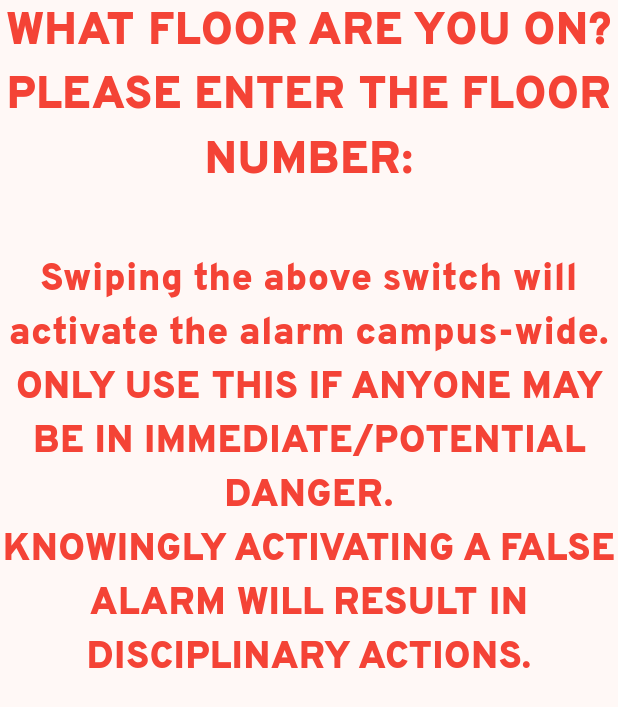
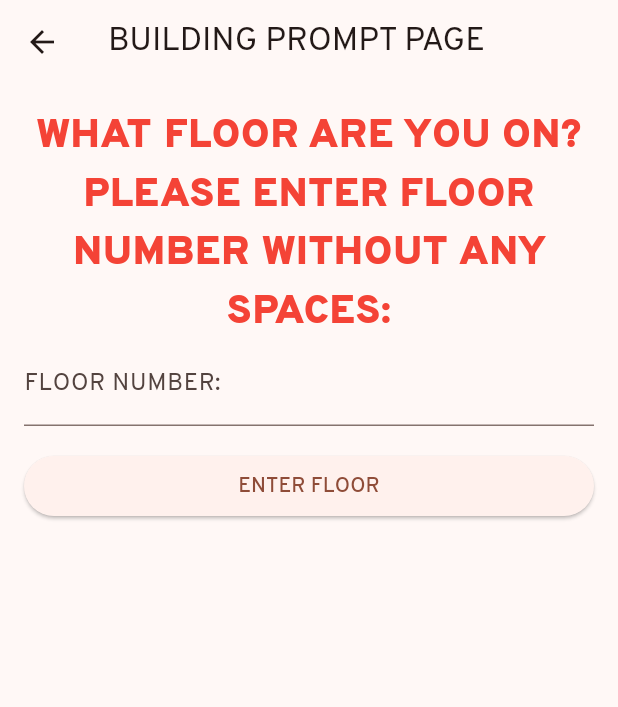
Before and after one commit to Timmmuuuuur/CampusAlert, a Flutter app: the FloorPromptPage screen opened directly, on a phone screen of 412 x 824 dp. Shown: the top 707 px of the screen. Run offline on Flutter 3.47's test engine with Material 2 defaults, Android fonts, the phone set to English and light mode, and no system bars; our stand-ins replace firebase_core, firebase_messaging, jwt_decoder, rxdart, shared_preferences; accounts and stored records are empty; project files that could hold a hidden picture were left out.

Commit message:
trying to commit only some files

```diff
--- a/mobile/campusalert/lib/floor_prompt_page.dart
+++ b/mobile/campusalert/lib/floor_prompt_page.dart
@@ -1,75 +1,149 @@
+
 import 'package:flutter/material.dart';
 import 'package:provider/provider.dart';
+import 'package:campusalert/emergency_alert_page.dart';
 
 import 'main.dart';
 import 'drag_activation.dart';
 
-class FloorPromptPage extends StatelessWidget {
-
-
-  const FloorPromptPage({
-    super.key,
-  });
-
-  // void _submitForm() {
-  //   if (_formKey.currentState!.validate()) {
-  //     setState(() {
-  //       _enteredText = _textEditingController.text;
-  //     });
-  //   }
-  // }
-  // final String _enteredText = '';
-  // final _formKey = GlobalKey<FormState>();
+class FloorPromptPage extends StatefulWidget {
+  @override
+  _FloorPromptPageState createState() => _FloorPromptPageState();
+}
+class _FloorPromptPageState extends State<FloorPromptPage> {
+  String? _buildingName;
+  // String? _password;
+  // String? _errorMessage;
 
   @override
   Widget build(BuildContext context) {
     var appState = context.watch<AppState>();
 
-    return Column(
+    return Scaffold(
+      appBar: AppBar(
+        title: Text('BUILDING PROMPT PAGE'),
+      ),
+      body: Padding(
+        padding: EdgeInsets.all(16.0),
+        child: Column(
+          crossAxisAlignment: CrossAxisAlignment.stretch,
           children: [
-        Text('WHAT FLOOR ARE YOU ON? PLEASE ENTER THE FLOOR NUMBER:',
+            Text('WHAT FLOOR ARE YOU ON? PLEASE ENTER FLOOR NUMBER WITHOUT ANY SPACES:',
                 textAlign: TextAlign.center,
                 style: TextStyle(
-              fontSize: 30,
+                  fontSize: 27,
                   color: Colors.red,
                   fontWeight: FontWeight.w900,
                 )),
-        // TextFormField(
-        //   decoration: InputDecoration(
-        //     labelText: 'BUILDING NAME WITHOUT SPACES',
-        //   ),
-        //   // onSaved: (String? value) {
-        //   //   // This optional block of code can be used to run
-        //   //   // code when the user saves the form.
-        //   // },
-        //   validator: (String? value) {
-        //     return (value != null && value.contains('@')) ? 'Do not use the @ char.' : null;
-        //   },
-        // ),
-        // SizedBox(height: 16.0),
-        // ElevatedButton(
-        //   onPressed: _submitForm,
-        //   child: Text('Submit'),
-        // ),
-        // SizedBox(height: 16.0),
-        // Text('Entered Text: $_enteredText'),
-      // ),
-        Text(appState.appContext.fcmToken ?? "[No token]"),
-        Text(appState.lastMessage),
-        // DragActivationComponent(
-        //   onActivate: () {
-        //     print("Swipping done!");
-        //   },
-        // ),
-        Text(
-            'Swiping the above switch will activate the alarm campus-wide.\nONLY USE THIS IF ANYONE MAY BE IN IMMEDIATE/POTENTIAL DANGER.\nKNOWINGLY ACTIVATING A FALSE ALARM WILL RESULT IN DISCIPLINARY ACTIONS.',
-            textAlign: TextAlign.center,
-            style: TextStyle(
-                fontSize: 25, color: Colors.red, fontWeight: FontWeight.w900))
+            TextField(
+              onChanged: (value) {
+                setState(() {
+                  _buildingName = value;
+                });
+              },
+              decoration: InputDecoration(
+                labelText: 'FLOOR NUMBER:',
+              ),
+            ),
+            SizedBox(height: 16.0),
+            ElevatedButton(
+              onPressed: () {
+
+                Navigator.pushReplacementNamed(context, '/main_app');
+              },
+              child: Text('ENTER FLOOR'),
+            ),
           ],
+        ),
+      ),
     );
   }
+
 }
+
+// class FloorPromptPage extends StatelessWidget {
+
+
+//   const FloorPromptPage({
+//     super.key,
+//   });
+
+//   // void _submitForm() {
+//   //   if (_formKey.currentState!.validate()) {
+//   //     setState(() {
+//   //       _enteredText = _textEditingController.text;
+//   //     });
+//   //   }
+//   // }
+//   // final String _enteredText = '';
+//   // final _formKey = GlobalKey<FormState>();
+
+//   @override
+//   Widget build(BuildContext context) {
+//     var appState = context.watch<AppState>();
+
+//     return Column(
+//       children: [
+//         Text('WHAT FLOOR ARE YOU ON? PLEASE ENTER FLOOR NUMBER:',
+//             textAlign: TextAlign.center,
+//             style: TextStyle(
+//               fontSize: 30,
+//               color: Colors.red,
+//               fontWeight: FontWeight.w900,
+//             )),
+//         ElevatedButton(
+//           onPressed: () {
+//             // Navigate to the SecondPage when the button is pressed
+//             Navigator.push(
+//               context,
+//               MaterialPageRoute(builder: (context) => FloorPromptPage()),
+//             );
+//           },
+//           child: Text('Go to Floor Prompt Page'),
+//         ),
+//         ElevatedButton(
+//           onPressed: () {
+//             // Navigate to the SecondPage when the button is pressed
+//             Navigator.pushReplacementNamed(context, '/main_app');
+//           },
+//           child: Text('Go to EMERGENCY ALERT Page'),
+//         ),
+//         // TextFormField(
+//         //   decoration: InputDecoration(
+//         //     labelText: 'BUILDING NAME WITHOUT SPACES',
+//         //   ),
+//         //   // onSaved: (String? value) {
+//         //   //   // This optional block of code can be used to run
+//         //   //   // code when the user saves the form.
+//         //   // },
+//         //   validator: (String? value) {
+//         //     return (value != null && value.contains('@')) ? 'Do not use the @ char.' : null;
+//         //   },
+//         // ),
+//         // SizedBox(height: 16.0),
+//         // ElevatedButton(
+//         //   onPressed: _submitForm,
+//         //   child: Text('Submit'),
+//         // ),
+//         // SizedBox(height: 16.0),
+//         // Text('Entered Text: $_enteredText'),
+//       // ),
+//         // Text(appState.appContext.fcmToken ?? "[No token]"),
+//         // Text(appState.lastMessage),
+//         // DragActivationComponent(
+//         //   onActivate: () {
+//         //     print("Swipping done!");
+//         //   },
+//         // ),
+//         // Text(
+//         //     'Swiping the above switch will activate the alarm campus-wide.\nONLY USE THIS IF ANYONE MAY BE IN IMMEDIATE/POTENTIAL DANGER.\nKNOWINGLY ACTIVATING A FALSE ALARM WILL RESULT IN DISCIPLINARY ACTIONS.',
+//         //     textAlign: TextAlign.center,
+//         //     style: TextStyle(
+//         //         fontSize: 25, color: Colors.red, fontWeight: FontWeight.w900))
+//       ],
+//     );
+//   }
+// }
 
 class TestCountDisplayer extends StatelessWidget {
   const TestCountDisplayer({
```
Lines whose indentation alone changed are shown as unchanged.
